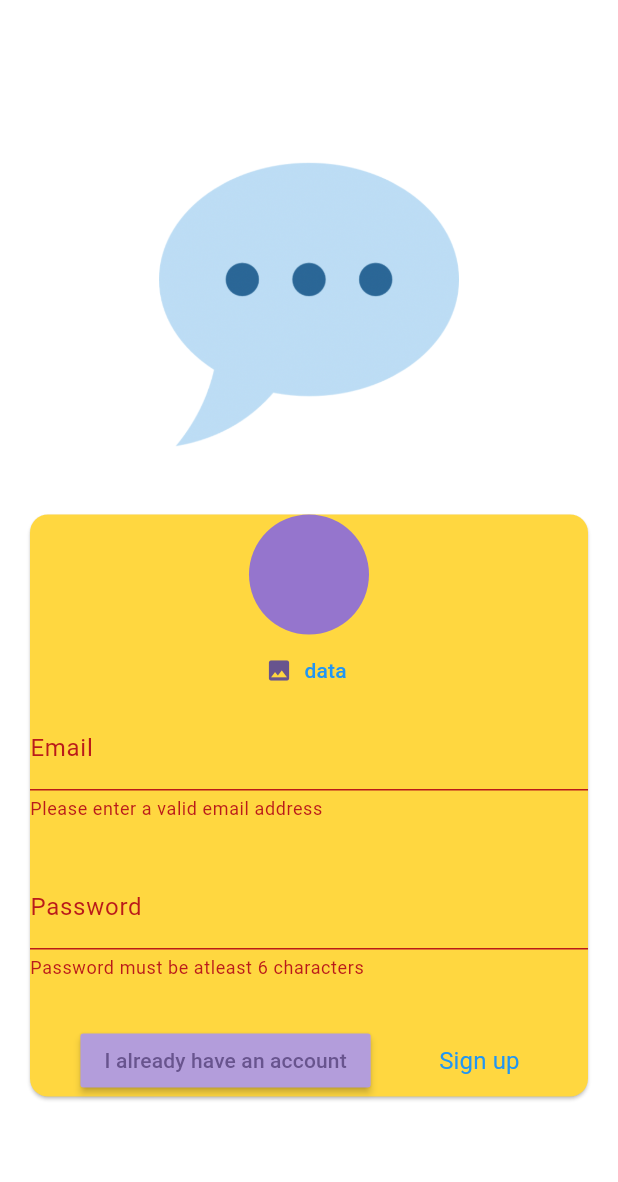
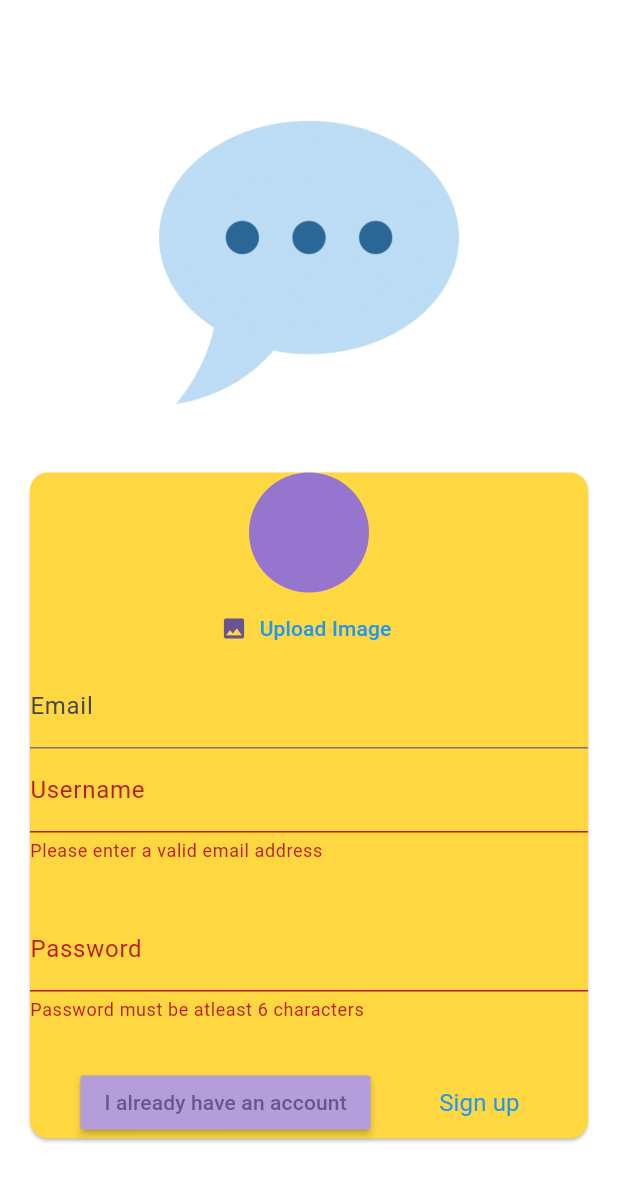
Before and after one commit to siddharthchughs/recordCandidateInterviewApp, a Flutter app: the screen it shows after launch, after a tap on "Login", after a tap on "Create an Account", on a phone screen of 412 x 824 dp. Shown: the top 1182 px of the screen. Run offline on Flutter 3.47's test engine with Material 3 defaults, Android fonts, the phone set to English and light mode, and no system bars; our stand-ins replace cloud_firestore, firebase_auth, firebase_core, firebase_storage, image_picker; accounts and stored records are empty.

Commit message:
Added Files
Login, SignUp  and Logout Logic with Firebase implemented
Chat Page implemented
Message Bubble Layout
List Of Users

```diff
--- a/fluttercandidateinterviewapp/lib/main.dart
+++ b/fluttercandidateinterviewapp/lib/main.dart
@@ -1,6 +1,7 @@
 import 'package:firebase_auth/firebase_auth.dart';
 import 'package:flutter/material.dart';
 import 'package:fluttercandidateinterviewapp/widget/screens/home_screen.dart';
+import 'package:fluttercandidateinterviewapp/widget/screens/list_of_users.dart';
 import 'package:fluttercandidateinterviewapp/widget/screens/login_screen.dart';
 import 'package:firebase_core/firebase_core.dart';
 import 'package:fluttercandidateinterviewapp/widget/screens/splash_screen.dart';
@@ -34,7 +35,7 @@ class MyApp extends StatelessWidget {
             return HomeScreen();
           }
 
-          return Login_Screen();
+          return LoginScreen();
         },
       ),
     );
--- a/fluttercandidateinterviewapp/lib/widget/screens/login_screen.dart
+++ b/fluttercandidateinterviewapp/lib/widget/screens/login_screen.dart
@@ -1,44 +1,71 @@
+import 'dart:io';
+
+import 'package:cloud_firestore/cloud_firestore.dart';
 import 'package:firebase_auth/firebase_auth.dart';
+import 'package:firebase_storage/firebase_storage.dart';
 import 'package:flutter/material.dart';
 import 'package:fluttercandidateinterviewapp/widget/screens/userimagepicker.dart';
 
 final _firbaseAuth = FirebaseAuth.instance;
 
-class Login_Screen extends StatefulWidget {
-  const Login_Screen({super.key});
+class LoginScreen extends StatefulWidget {
+  const LoginScreen({super.key});
 
   @override
   State<StatefulWidget> createState() => LoginState();
 }
 
-class LoginState extends State<Login_Screen> {
+class LoginState extends State<LoginScreen> {
   final formKey = GlobalKey<FormState>();
 
   var isLoggedIn = true;
   var emailState = '';
   var passwordState = '';
+  File? _selectedImage;
+  var userNameState = '';
+  var _isUploading = false;
 
   void _submit() async {
     final isValid = formKey.currentState!.validate();
-    if (!isValid) {
+    if (!isValid || !isLoggedIn && _selectedImage == null) {
       return;
     }
     formKey.currentState!.save();
 
     try {
+      setState(() {
+        _isUploading = true;
+      });
       if (isLoggedIn) {
         final userCredentials = await _firbaseAuth.signInWithEmailAndPassword(
           email: emailState,
           password: passwordState,
         );
-        print('Logged in:: $userCredentials');
+//        print('Logged in:: $userCredentials');
       } else {
         final userCredentials = await _firbaseAuth
             .createUserWithEmailAndPassword(
               email: emailState,
               password: passwordState,
             );
-        print('SignUp in:: $userCredentials');
+        final imageStorageRef = FirebaseStorage.instance
+            .ref()
+            .child('user_images')
+            .child('${userCredentials.user!.uid}.jpg');
+
+  //      print('SignUp in:: $userCredentials');
+        await imageStorageRef.putFile(_selectedImage!);
+        final imageUrl = await imageStorageRef.getDownloadURL();
+    //    print(imageUrl);
+
+        await FirebaseFirestore.instance
+            .collection('users')
+            .doc(userCredentials.user!.uid)
+            .set({
+              'username': userNameState,
+              'email': emailState,
+              'image_url': imageUrl,
+            });
       }
     } on FirebaseAuthException catch (errorException) {
       if (errorException.code == 'email alreayd in use') {}
@@ -48,9 +75,12 @@ class LoginState extends State<Login_Screen> {
           content: Text(errorException.message ?? 'Authentication failed !'),
         ),
       );
+      setState(() {
+        _isUploading = false;
+      });
     }
-    print(emailState);
-    print(passwordState);
+   // print(emailState);
+   // print(passwordState);
   }
 
   @override
@@ -81,7 +111,12 @@ class LoginState extends State<Login_Screen> {
                     child: Column(
                       mainAxisSize: MainAxisSize.min,
                       children: [
-                        if (!isLoggedIn) UserImagepicker(),
+                        if (!isLoggedIn)
+                          UserImagepicker(
+                            onImageSelected: (imagePath) {
+                              _selectedImage = imagePath;
+                            },
+                          ),
                         TextFormField(
                           decoration: InputDecoration(labelText: 'Email'),
                           keyboardType: TextInputType.emailAddress,
@@ -100,6 +135,23 @@ class LoginState extends State<Login_Screen> {
                           },
                           textCapitalization: TextCapitalization.none,
                         ),
+                        if (!isLoggedIn)
+                          TextFormField(
+                            decoration: const InputDecoration(
+                              labelText: 'Username',
+                            ),
+                            validator: (value) {
+                              if (value == null ||
+                                  value.isEmpty ||
+                                  value.trim().length < 0) {
+                                return 'Please enter a valid username';
+                              }
+                              return null;
+                            },
+                            onSaved: (updateUserState) {
+                              userNameState = updateUserState!;
+                            },
+                          ),
                         const SizedBox(height: 30),
                         TextFormField(
                           decoration: InputDecoration(labelText: 'Password'),
@@ -115,10 +167,15 @@ class LoginState extends State<Login_Screen> {
                           },
                         ),
                         const SizedBox(height: 30),
+                        if (_isUploading) const CircularProgressIndicator(),
                         Row(
                           mainAxisAlignment: MainAxisAlignment.spaceEvenly,
                           mainAxisSize: MainAxisSize.max,
-                          children: [userSignUpButton(), userLoginTextButton()],
+                          children: [
+                            if (!_isUploading) userSignUpButton(),
+
+                            if (!_isUploading) userLoginTextButton(),
+                          ],
                         ),
                       ],
                     ),
--- a/fluttercandidateinterviewapp/lib/widget/screens/userimagepicker.dart
+++ b/fluttercandidateinterviewapp/lib/widget/screens/userimagepicker.dart
@@ -4,6 +4,9 @@ import 'package:flutter/material.dart';
 import 'package:image_picker/image_picker.dart';
 
 class UserImagepicker extends StatefulWidget {
+  const UserImagepicker({super.key, required this.onImageSelected});
+  final Function(File imagePath) onImageSelected;
+
   @override
   State<StatefulWidget> createState() => _UserImagePickerState();
 }
@@ -26,6 +29,7 @@ class _UserImagePickerState extends State<UserImagepicker> {
     setState(() {
       _pickImageFile = File(imageSelected.path);
     });
+    widget.onImageSelected(_pickImageFile!);
   }
 
   @override
@@ -43,7 +47,7 @@ class _UserImagePickerState extends State<UserImagepicker> {
           onPressed: _imagePicker,
           icon: Icon(Icons.image),
           label: Text(
-            'data',
+            'Upload Image',
             style: TextStyle(fontSize: 14, color: Colors.blue),
           ),
         ),
--- a/fluttercandidateinterviewapp/pubspec.yaml
+++ b/fluttercandidateinterviewapp/pubspec.yaml
@@ -18,6 +18,7 @@ dependencies:
   firebase_auth: ^6.0.2
   firebase_storage: ^13.0.1
   image_picker: ^1.2.0
+  cloud_firestore: ^6.0.1
 
 dev_dependencies:
   flutter_test:
```
Also changed, not shown: fluttercandidateinterviewapp/lib/widget/message_bubble_layout.dart (added, +143 -0 lines), fluttercandidateinterviewapp/lib/widget/screens/chat_messages.dart (added, +67 -0 lines), fluttercandidateinterviewapp/lib/widget/screens/home_screen.dart (+22 -1 lines), fluttercandidateinterviewapp/lib/widget/screens/list_of_users.dart (added, +23 -0 lines), fluttercandidateinterviewapp/lib/widget/screens/new_messages.dart (added, +77 -0 lines), fluttercandidateinterviewapp/lib/widget/screens/user_list_state.dart (added, +69 -0 lines), fluttercandidateinterviewapp/pubspec.lock, 5 other files.
